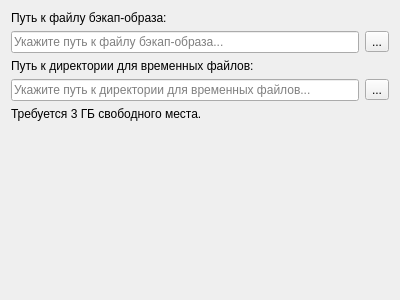
First picture: the form in game-specific/Metroid Prime 3/Patcher/wizard/ui/ImagePatchPage.ui, repository mbystryantsev/consolgames-tools, before the edit.
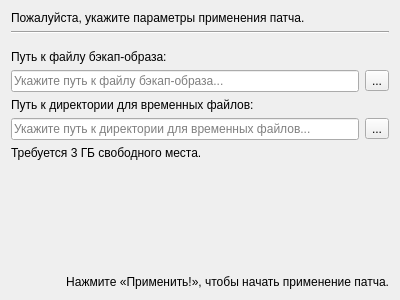
Second picture: the form after the edit.

Commit message: MP3C: Patcher: Patch prepared for release

Patch:
```diff
--- a/game-specific/Metroid Prime 3/Patcher/wizard/ui/ImagePatchPage.ui
+++ b/game-specific/Metroid Prime 3/Patcher/wizard/ui/ImagePatchPage.ui
@@ -17,6 +17,36 @@
    <string>Параметры применения патча</string>
   </property>
   <layout class="QVBoxLayout" name="verticalLayout">
+   <item>
+    <widget class="QLabel" name="label_3">
+     <property name="text">
+      <string>Пожалуйста, укажите параметры применения патча.</string>
+     </property>
+    </widget>
+   </item>
+   <item>
+    <widget class="Line" name="line">
+     <property name="orientation">
+      <enum>Qt::Horizontal</enum>
+     </property>
+    </widget>
+   </item>
+   <item>
+    <spacer name="verticalSpacer_2">
+     <property name="orientation">
+      <enum>Qt::Vertical</enum>
+     </property>
+     <property name="sizeType">
+      <enum>QSizePolicy::Fixed</enum>
+     </property>
+     <property name="sizeHint" stdset="0">
+      <size>
+       <width>20</width>
+       <height>10</height>
+      </size>
+     </property>
+    </spacer>
+   </item>
    <item>
     <widget class="QLabel" name="label">
      <property name="text">
@@ -93,6 +123,16 @@
      </property>
     </spacer>
    </item>
+   <item>
+    <widget class="QLabel" name="label_5">
+     <property name="text">
+      <string>Нажмите «Применить!», чтобы начать применение патча.</string>
+     </property>
+     <property name="alignment">
+      <set>Qt::AlignBottom|Qt::AlignRight|Qt::AlignTrailing</set>
+     </property>
+    </widget>
+   </item>
   </layout>
  </widget>
  <resources/>
```
The commit also changes 7 other files.
